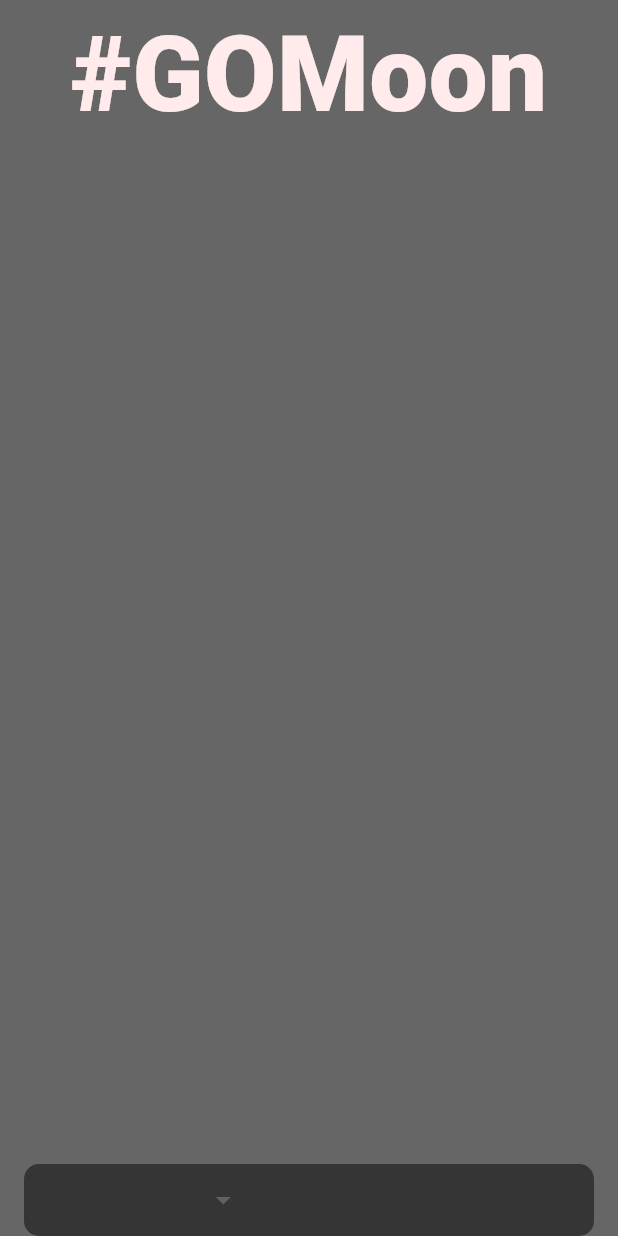
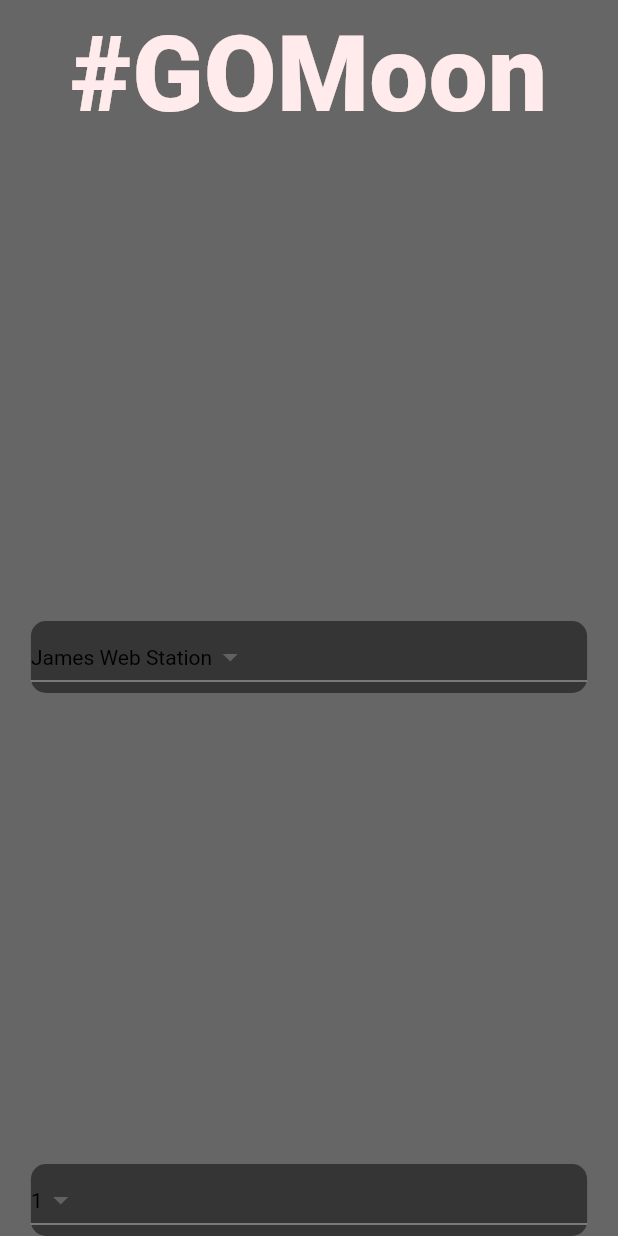
Before and after one commit to AS-DB/Flutter-Apps-and-Dart-Programs, a Flutter app: the screen it shows after launch, on a phone screen of 412 x 824 dp. Run offline on Flutter 3.47's test engine with Material 3 defaults, Android fonts, the phone set to English and light mode, and no system bars.

Commit message:
Encapsulation of widget thing of DropDownButton

```diff
--- a/go_moon/lib/home_page.dart
+++ b/go_moon/lib/home_page.dart
@@ -1,7 +1,8 @@
 import 'package:flutter/material.dart';
+import 'package:go_moon/widgets/custom_dropdown_button.dart';
 
 class HomePage extends StatelessWidget {
-  late double? _deviceHeight, _deviceWidth;
+  late double _deviceHeight, _deviceWidth;
 
   HomePage({Key? key}) : super(key: key);
 
@@ -15,12 +16,16 @@
         child: Container(
           height: _deviceHeight,
           width: _deviceWidth,
-          padding: EdgeInsets.symmetric(horizontal: 16),
+          padding: EdgeInsets.symmetric(horizontal: _deviceWidth * 0.05),
           child: Column(
             mainAxisAlignment: MainAxisAlignment.spaceBetween,
             mainAxisSize: MainAxisSize.min,
             crossAxisAlignment: CrossAxisAlignment.center,
-            children: [_pagetitle(), _destinationDropDownWidget()],
+            children: [
+              _pagetitle(),
+              _destinationDropDownWidget(),
+              _travellerInfoWiget(),
+            ],
           ),
         ),
       ),
@@ -50,24 +55,16 @@
   }
 
   Widget _destinationDropDownWidget() {
-    List<String> _items = ['James Web Station', 'Prenuer Station'];
-    return Container(
-      //padding: EdgeInsets.symmetric(horizontal: _deviceWidth*0.05),
+    return CustomDropdownButtonClass(
+      values: ['James Web Station', 'Prenuer Station'],
       width: _deviceWidth,
-      decoration: BoxDecoration(
-        color: const Color.fromRGBO(53, 53, 53, 1),
-        borderRadius: BorderRadius.circular(10),
-      ),
+    );
+  }
 
-      child: DropdownButton<String>(
-        items: _items.map((e) {
-          return DropdownMenuItem<String>(child: Text(e), value: e);
-        }).toList(),
-        underline: Container(),
-        dropdownColor: Color.fromRGBO(255, 255, 255, 1),
-        style: TextStyle(color: const Color.fromARGB(255, 0, 0, 0)),
-        onChanged: (_) {},
-      ),
+  Widget _travellerInfoWiget() {
+    return CustomDropdownButtonClass(
+      values: ['1', '2', '3', '4'],
+      width: _deviceWidth,
     );
   }
 }
--- /dev/null
+++ b/go_moon/lib/widgets/custom_dropdown_button.dart
@@ -0,0 +1,31 @@
+import 'package:flutter/material.dart';
+
+class CustomDropdownButtonClass extends StatelessWidget {
+  List<String> values;
+  double width;
+
+  CustomDropdownButtonClass({required this.values, required this.width});
+
+  @override
+  Widget build(BuildContext context) {
+    return Container(
+      //padding: EdgeInsets.symmetric(horizontal: _deviceWidth*0.05),
+      width: width,
+      decoration: BoxDecoration(
+        color: const Color.fromRGBO(53, 53, 53, 1),
+        borderRadius: BorderRadius.circular(10),
+      ),
+
+      child: DropdownButton<String>(
+        value: values.first,
+        items: values.map((e) {
+          return DropdownMenuItem<String>(child: Text(e), value: e);
+        }).toList(),
+        //underline: Container(),
+        dropdownColor: Color.fromRGBO(255, 255, 255, 1),
+        style: TextStyle(color: const Color.fromARGB(255, 0, 0, 0)),
+        onChanged: (_) {},
+      ),
+    );
+  }
+}
```
